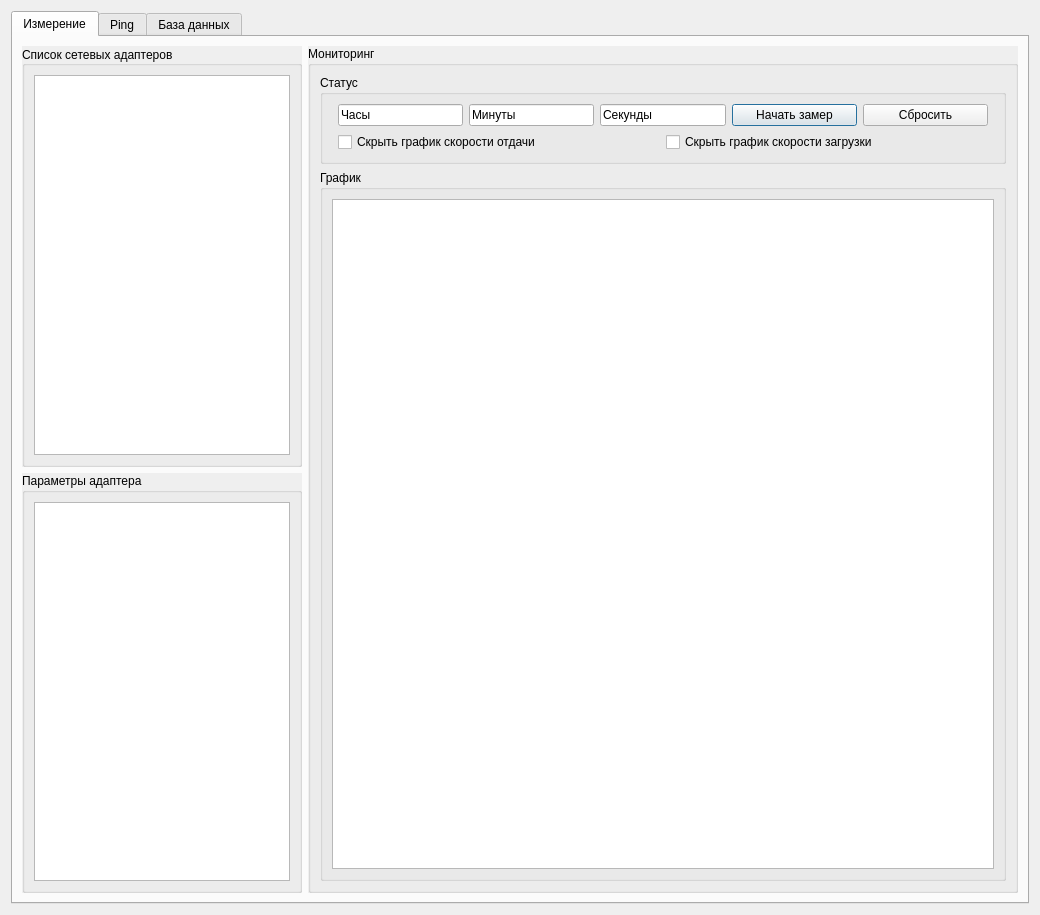
Qt form interface.ui (darararrik/dz) before a commit.
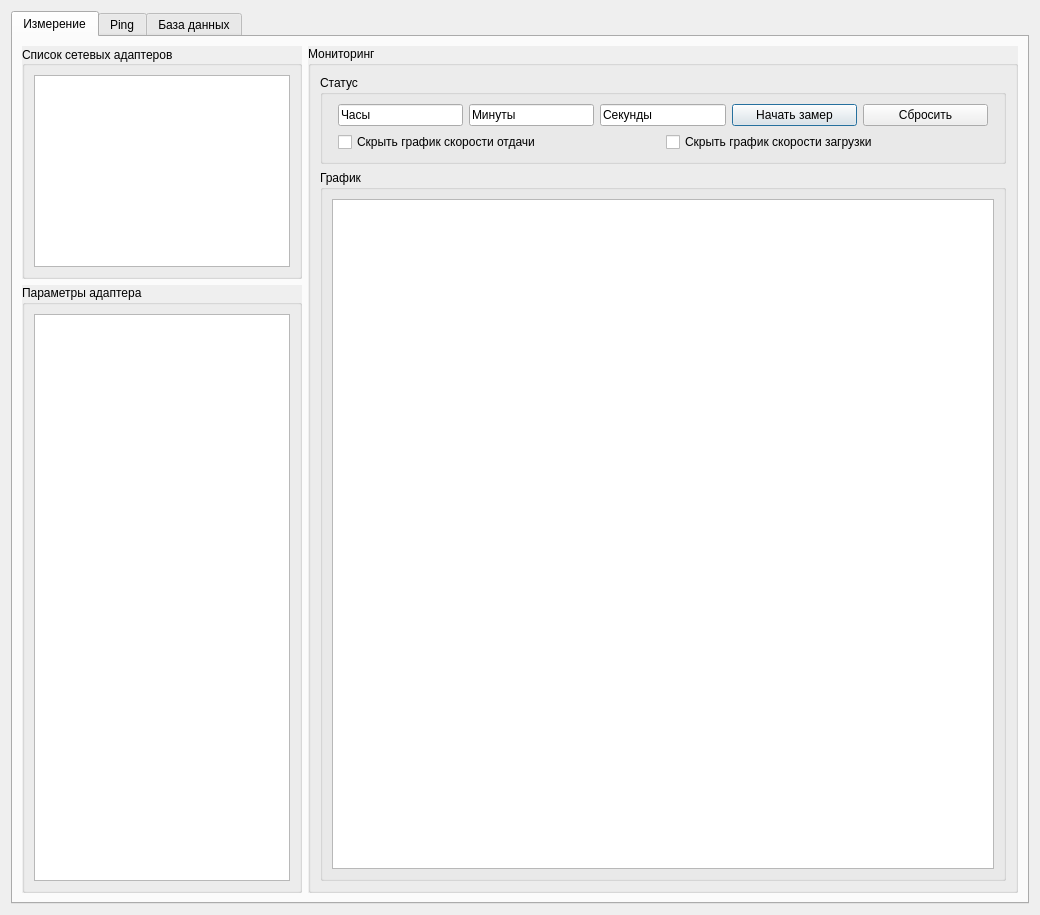
The same form after that commit. The open tabs and pages were chosen to show the change. Custom widgets are drawn as their Qt base class.

What changed in the file:
```diff
--- a/interface.ui
+++ b/interface.ui
@@ -230,6 +230,12 @@
            <property name="enabled">
             <bool>true</bool>
            </property>
+           <property name="sizePolicy">
+            <sizepolicy hsizetype="Maximum" vsizetype="Maximum">
+             <horstretch>0</horstretch>
+             <verstretch>0</verstretch>
+            </sizepolicy>
+           </property>
            <property name="autoFillBackground">
             <bool>true</bool>
            </property>
@@ -243,7 +249,7 @@
             <item row="0" column="0">
              <widget class="QListWidget" name="remoteList">
               <property name="sizePolicy">
-               <sizepolicy hsizetype="Minimum" vsizetype="Minimum">
+               <sizepolicy hsizetype="Maximum" vsizetype="Maximum">
                 <horstretch>0</horstretch>
                 <verstretch>0</verstretch>
                </sizepolicy>
```
Left out of the diff: 22 changed lines with no effect on the pictures.
